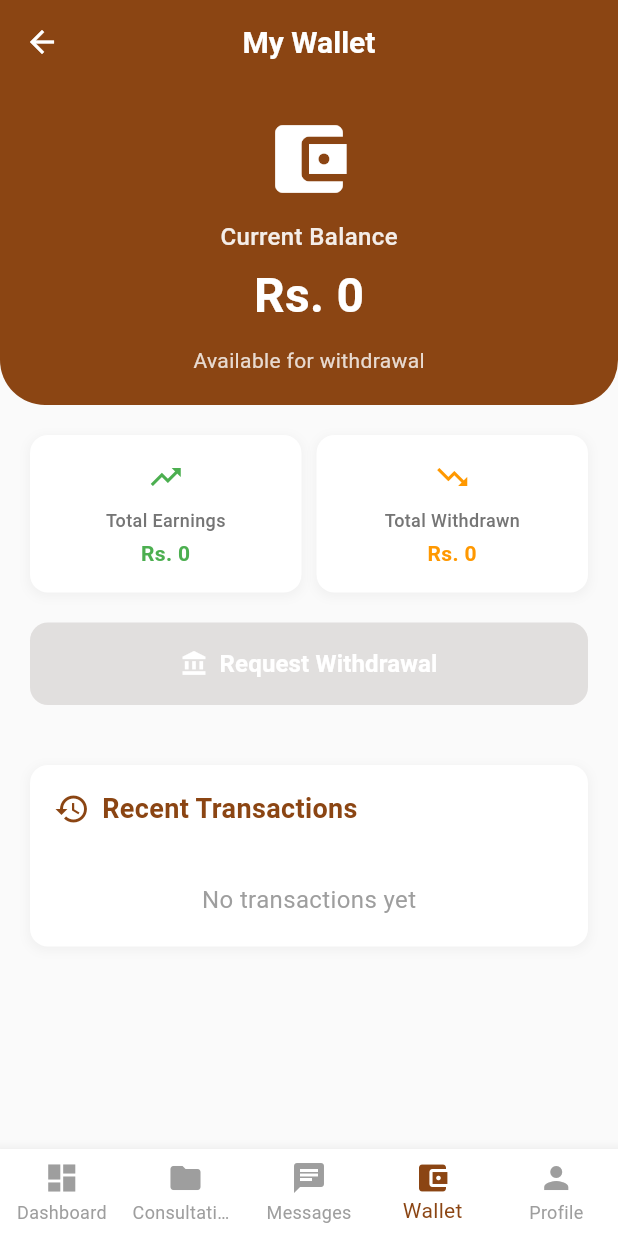
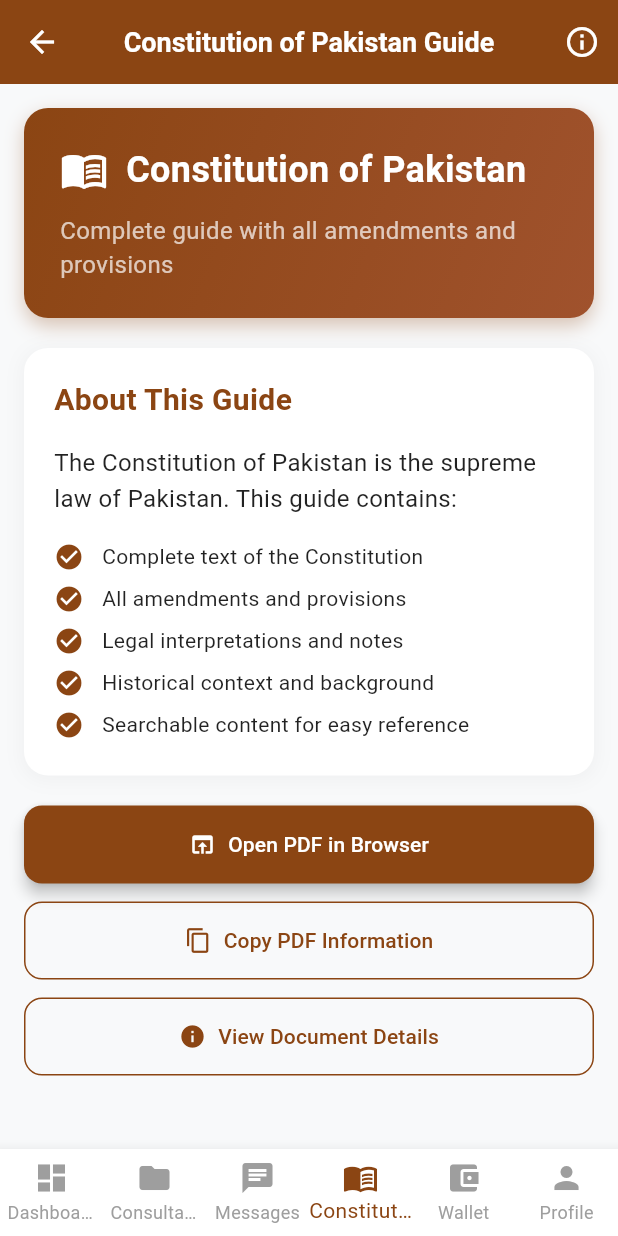
Before and after one commit to DeveloperSarim/ServirPak, a Flutter app: the LawyerDashboard screen opened directly, item 4 of the bottom bar chosen, on a phone screen of 412 x 824 dp. Run offline on Flutter 3.47's test engine with Material 3 defaults, Android fonts, the phone set to English and light mode, and no system bars; our stand-ins replace cloud_firestore, file_picker, firebase_auth, firebase_core, google_generative_ai, image_picker and 1 more; missing offline and left inert: mailer; accounts and stored records are empty.

Commit message:
constitiution of pakistan

```diff
--- /dev/null
+++ b/lib/screens/lawyer/constitution_guide_screen.dart
@@ -0,0 +1,587 @@
+import 'package:flutter/material.dart';
+import 'package:flutter/services.dart';
+import 'package:url_launcher/url_launcher.dart';
+
+class ConstitutionGuideScreen extends StatefulWidget {
+  const ConstitutionGuideScreen({super.key});
+
+  @override
+  State<ConstitutionGuideScreen> createState() =>
+      _ConstitutionGuideScreenState();
+}
+
+class _ConstitutionGuideScreenState extends State<ConstitutionGuideScreen> {
+  bool _isLoading = false;
+  bool _showPdfPreview = false;
+
+  @override
+  Widget build(BuildContext context) {
+    return Scaffold(
+      backgroundColor: const Color(0xFFF8F9FA),
+      appBar: _buildAppBar(),
+      body: _showPdfPreview ? _buildPdfPreview() : _buildBody(),
+    );
+  }
+
+  PreferredSizeWidget _buildAppBar() {
+    return AppBar(
+      title: const Text(
+        'Constitution of Pakistan Guide',
+        style: TextStyle(
+          fontSize: 18,
+          fontWeight: FontWeight.bold,
+          color: Colors.white,
+        ),
+      ),
+      backgroundColor: const Color(0xFF8B4513),
+      elevation: 0,
+      leading: IconButton(
+        onPressed: () => Navigator.pop(context),
+        icon: const Icon(Icons.arrow_back, color: Colors.white),
+      ),
+      actions: [
+        IconButton(
+          onPressed: _showPdfInfo,
+          icon: const Icon(Icons.info_outline, color: Colors.white),
+          tooltip: 'PDF Information',
+        ),
+      ],
+    );
+  }
+
+  Widget _buildBody() {
+    return Padding(
+      padding: const EdgeInsets.all(16),
+      child: Column(
+        crossAxisAlignment: CrossAxisAlignment.start,
+        children: [
+          _buildHeaderCard(),
+          const SizedBox(height: 20),
+          _buildContentCard(),
+          const SizedBox(height: 20),
+          _buildActionButtons(),
+        ],
+      ),
+    );
+  }
+
+  Widget _buildHeaderCard() {
+    return Container(
+      width: double.infinity,
+      padding: const EdgeInsets.all(24),
+      decoration: BoxDecoration(
+        gradient: const LinearGradient(
+          colors: [Color(0xFF8B4513), Color(0xFFA0522D)],
+          begin: Alignment.topLeft,
+          end: Alignment.bottomRight,
+        ),
+        borderRadius: BorderRadius.circular(16),
+        boxShadow: [
+          BoxShadow(
+            color: const Color(0xFF8B4513).withOpacity(0.3),
+            blurRadius: 10,
+            offset: const Offset(0, 5),
+          ),
+        ],
+      ),
+      child: Column(
+        crossAxisAlignment: CrossAxisAlignment.start,
+        children: [
+          Row(
+            children: [
+              const Icon(Icons.menu_book, color: Colors.white, size: 32),
+              const SizedBox(width: 12),
+              const Expanded(
+                child: Text(
+                  'Constitution of Pakistan',
+                  style: TextStyle(
+                    fontSize: 24,
+                    fontWeight: FontWeight.bold,
+                    color: Colors.white,
+                  ),
+                ),
+              ),
+            ],
+          ),
+          const SizedBox(height: 12),
+          const Text(
+            'Complete guide with all amendments and provisions',
+            style: TextStyle(fontSize: 16, color: Colors.white70),
+          ),
+        ],
+      ),
+    );
+  }
+
+  Widget _buildContentCard() {
+    return Container(
+      width: double.infinity,
+      padding: const EdgeInsets.all(20),
+      decoration: BoxDecoration(
+        color: Colors.white,
+        borderRadius: BorderRadius.circular(16),
+        boxShadow: [
+          BoxShadow(
+            color: Colors.grey.withOpacity(0.1),
+            spreadRadius: 1,
+            blurRadius: 10,
+            offset: const Offset(0, 2),
+          ),
+        ],
+      ),
+      child: Column(
+        crossAxisAlignment: CrossAxisAlignment.start,
+        children: [
+          const Text(
+            'About This Guide',
+            style: TextStyle(
+              fontSize: 20,
+              fontWeight: FontWeight.bold,
+              color: Color(0xFF8B4513),
+            ),
+          ),
+          const SizedBox(height: 16),
+          const Text(
+            'The Constitution of Pakistan is the supreme law of Pakistan. This guide contains:',
+            style: TextStyle(fontSize: 16, color: Colors.black87, height: 1.5),
+          ),
+          const SizedBox(height: 12),
+          _buildFeatureItem('Complete text of the Constitution'),
+          _buildFeatureItem('All amendments and provisions'),
+          _buildFeatureItem('Legal interpretations and notes'),
+          _buildFeatureItem('Historical context and background'),
+          _buildFeatureItem('Searchable content for easy reference'),
+        ],
+      ),
+    );
+  }
+
+  Widget _buildFeatureItem(String text) {
+    return Padding(
+      padding: const EdgeInsets.symmetric(vertical: 4),
+      child: Row(
+        children: [
+          const Icon(Icons.check_circle, color: Color(0xFF8B4513), size: 20),
+          const SizedBox(width: 12),
+          Expanded(
+            child: Text(
+              text,
+              style: const TextStyle(fontSize: 14, color: Colors.black87),
+            ),
+          ),
+        ],
+      ),
+    );
+  }
+
+  Widget _buildPdfPreview() {
+    return Column(
+      children: [
+        // PDF Preview Header
+        Container(
+          width: double.infinity,
+          padding: const EdgeInsets.all(16),
+          decoration: const BoxDecoration(
+            color: Color(0xFF8B4513),
+            boxShadow: [
+              BoxShadow(
+                color: Colors.grey,
+                spreadRadius: 1,
+                blurRadius: 4,
+                offset: Offset(0, 2),
+              ),
+            ],
+          ),
+          child: Row(
+            children: [
+              IconButton(
+                onPressed: () {
+                  setState(() {
+                    _showPdfPreview = false;
+                  });
+                },
+                icon: const Icon(Icons.arrow_back, color: Colors.white),
+              ),
+              const SizedBox(width: 8),
+              const Icon(Icons.picture_as_pdf, color: Colors.white, size: 24),
+              const SizedBox(width: 12),
+              const Expanded(
+                child: Text(
+                  'Constitution of Pakistan - PDF Preview',
+                  style: TextStyle(
+                    fontSize: 18,
+                    fontWeight: FontWeight.bold,
+                    color: Colors.white,
+                  ),
+                ),
+              ),
+              IconButton(
+                onPressed: _refreshPdf,
+                icon: const Icon(Icons.refresh, color: Colors.white),
+                tooltip: 'Refresh PDF',
+              ),
+            ],
+          ),
+        ),
+        // PDF Content
+        Expanded(
+          child: SingleChildScrollView(
+            padding: const EdgeInsets.all(16),
+            child: _buildConstitutionContent(),
+          ),
+        ),
+      ],
+    );
+  }
+
+  Widget _buildConstitutionContent() {
+    return Container(
+      width: double.infinity,
+      decoration: BoxDecoration(
+        color: Colors.white,
+        borderRadius: BorderRadius.circular(12),
+        boxShadow: [
+          BoxShadow(
+            color: Colors.grey.withOpacity(0.1),
+            spreadRadius: 1,
+            blurRadius: 10,
+            offset: const Offset(0, 2),
+          ),
+        ],
+      ),
+      child: Column(
+        crossAxisAlignment: CrossAxisAlignment.start,
+        children: [
+          // Header
+          Container(
+            width: double.infinity,
+            padding: const EdgeInsets.all(20),
+            decoration: const BoxDecoration(
+              color: Color(0xFF8B4513),
+              borderRadius: BorderRadius.only(
+                topLeft: Radius.circular(12),
+                topRight: Radius.circular(12),
+              ),
+            ),
+            child: const Text(
+              'Constitution of Pakistan - Complete Guide',
+              style: TextStyle(
+                fontSize: 20,
+                fontWeight: FontWeight.bold,
+                color: Colors.white,
+              ),
+              textAlign: TextAlign.center,
+            ),
+          ),
+          // Content
+          Padding(
+            padding: const EdgeInsets.all(20),
+            child: Column(
+              crossAxisAlignment: CrossAxisAlignment.start,
+              children: [
+                _buildConstitutionSection(
+                  'Preamble',
+                  'Whereas sovereignty over the entire Universe belongs to Almighty Allah alone, and the authority to be exercised by the people of Pakistan within the limits prescribed by Him is a sacred trust...',
+                ),
+                _buildConstitutionSection(
+                  'Part I - Introductory',
+                  'Article 1: Pakistan shall be a Federal Republic to be known as the Islamic Republic of Pakistan.\n\nArticle 2: Islam shall be the State religion of Pakistan.',
+                ),
+                _buildConstitutionSection(
+                  'Part II - Fundamental Rights and Principles of Policy',
+                  'Article 8: Any law, or any custom or usage having the force of law, in so far as it is inconsistent with the rights conferred by this Chapter, shall, to the extent of such inconsistency, be void.',
+                ),
+                _buildConstitutionSection(
+                  'Part III - The Federation of Pakistan',
+                  'Article 41: There shall be a President of Pakistan who shall be the Head of State and shall represent the unity of the Republic.',
+                ),
+                _buildConstitutionSection(
+                  'Part IV - Provinces',
+                  'Article 101: There shall be a Governor for each Province, who shall be appointed by the President in his discretion.',
+                ),
+                _buildConstitutionSection(
+                  'Part V - Relations between Federation and Provinces',
+                  'Article 141: Any law, or any custom or usage having the force of law, in so far as it is inconsistent with the rights conferred by this Chapter, shall, to the extent of such inconsistency, be void.',
+                ),
+                _buildConstitutionSection(
+                  'Part VI - Finance, Property, Contracts and Suits',
+                  'Article 160: Within six months of the commencing day and thereafter at intervals not exceeding five years, the President shall constitute a National Finance Commission.',
+                ),
+                _buildConstitutionSection(
+                  'Part VII - The Judicature',
+                  'Article 175: There shall be a Supreme Court of Pakistan, a High Court for each Province and such other courts as may be established by law.',
+                ),
+                _buildConstitutionSection(
+                  'Part VIII - Elections',
+                  'Article 222: Subject to the Constitution, Parliament may by law provide for the conduct of elections and matters connected therewith.',
+                ),
+                _buildConstitutionSection(
+                  'Part IX - Islamic Provisions',
+                  'Article 227: All existing laws shall be brought in conformity with the Injunctions of Islam as laid down in the Holy Quran and Sunnah.',
+                ),
+                _buildConstitutionSection(
+                  'Part X - Emergency Provisions',
+                  'Article 232: If the President is satisfied that a grave emergency exists in which Pakistan or any part thereof is threatened by war or external aggression, or by internal disturbance beyond the power of a Provincial Government to control.',
+                ),
+                _buildConstitutionSection(
+                  'Part XI - Amendment of Constitution',
+                  'Article 238: Subject to this Part, the Constitution may be amended by Act of Parliament.',
+                ),
+                _buildConstitutionSection(
+                  'Part XII - Miscellaneous',
+                  'Article 240: Subject to the Constitution, the Federal Government may, by Order, provide for the government and administration of any area in the Federation not included in any Province.',
+                ),
+              ],
+            ),
+          ),
+        ],
+      ),
+    );
+  }
+
+  Widget _buildConstitutionSection(String title, String content) {
+    return Container(
+      margin: const EdgeInsets.only(bottom: 20),
+      padding: const EdgeInsets.all(16),
+      decoration: BoxDecoration(
+        color: Colors.grey.shade50,
+        borderRadius: BorderRadius.circular(8),
+        border: Border.all(color: Colors.grey.shade200),
+      ),
+      child: Column(
+        crossAxisAlignment: CrossAxisAlignment.start,
+        children: [
+          Text(
+            title,
+            style: const TextStyle(
+              fontSize: 18,
+              fontWeight: FontWeight.bold,
+              color: Color(0xFF8B4513),
+            ),
+          ),
+          const SizedBox(height: 12),
+          Text(
+            content,
+            style: const TextStyle(
+              fontSize: 14,
+              color: Colors.black87,
+              height: 1.5,
+            ),
+          ),
+        ],
+      ),
+    );
+  }
+
+  Widget _buildActionButtons() {
+    return Column(
+      children: [
+        SizedBox(
+          width: double.infinity,
+          child: ElevatedButton.icon(
+            onPressed: _showPdfPreview ? _loadPdfInWebView : _openPdfInBrowser,
+            icon: Icon(
+              _showPdfPreview ? Icons.visibility : Icons.open_in_browser,
+            ),
+            label: Text(
+              _showPdfPreview ? 'Preview PDF' : 'Open PDF in Browser',
+            ),
+            style: ElevatedButton.styleFrom(
+              backgroundColor: const Color(0xFF8B4513),
+              foregroundColor: Colors.white,
+              padding: const EdgeInsets.symmetric(vertical: 16),
+              shape: RoundedRectangleBorder(
+                borderRadius: BorderRadius.circular(12),
+              ),
+            ),
+          ),
+        ),
+        const SizedBox(height: 12),
+        SizedBox(
+          width: double.infinity,
+          child: OutlinedButton.icon(
+            onPressed: _copyPdfInfo,
+            icon: const Icon(Icons.copy),
+            label: const Text('Copy PDF Information'),
+            style: OutlinedButton.styleFrom(
+              foregroundColor: const Color(0xFF8B4513),
+              side: const BorderSide(color: Color(0xFF8B4513)),
+              padding: const EdgeInsets.symmetric(vertical: 16),
+              shape: RoundedRectangleBorder(
+                borderRadius: BorderRadius.circular(12),
+              ),
+            ),
+          ),
+        ),
+        const SizedBox(height: 12),
+        SizedBox(
+          width: double.infinity,
+          child: OutlinedButton.icon(
+            onPressed: _showPdfInfo,
+            icon: const Icon(Icons.info),
+            label: const Text('View Document Details'),
+            style: OutlinedButton.styleFrom(
+              foregroundColor: const Color(0xFF8B4513),
+              side: const BorderSide(color: Color(0xFF8B4513)),
+              padding: const EdgeInsets.symmetric(vertical: 16),
+              shape: RoundedRectangleBorder(
+                borderRadius: BorderRadius.circular(12),
+              ),
+            ),
+          ),
+        ),
+      ],
+    );
+  }
+
+  void _loadPdfInWebView() async {
+    setState(() {
+      _isLoading = true;
+    });
+
+    try {
+      // Simulate loading delay
+      await Future.delayed(const Duration(seconds: 1));
+
+      setState(() {
+        _showPdfPreview = true;
+        _isLoading = false;
+      });
+    } catch (e) {
+      if (mounted) {
+        ScaffoldMessenger.of(context).showSnackBar(
+          SnackBar(
+            content: Text('Error loading PDF: ${e.toString()}'),
+            backgroundColor: Colors.red,
+          ),
+        );
+      }
+    } finally {
+      setState(() {
+        _isLoading = false;
+      });
+    }
+  }
+
+  void _refreshPdf() {
+    _loadPdfInWebView();
+  }
+
+  void _openPdfInBrowser() async {
+    setState(() {
+      _isLoading = true;
+    });
+
+    try {
+      // For web, we'll show a message to download the PDF
+      if (mounted) {
+        ScaffoldMessenger.of(context).showSnackBar(
+          const SnackBar(
+            content: Text('PDF will be downloaded to your device'),
+            backgroundColor: Color(0xFF8B4513),
+          ),
+        );
+      }
+    } catch (e) {
+      if (mounted) {
+        ScaffoldMessenger.of(context).showSnackBar(
+          SnackBar(
+            content: Text('Error: ${e.toString()}'),
+            backgroundColor: Colors.red,
+          ),
+        );
+      }
+    } finally {
+      setState(() {
+        _isLoading = false;
+      });
+    }
+  }
+
+  void _copyPdfInfo() {
+    const pdfInfo = '''Constitution of Pakistan Guide
+Complete PDF Document
+File: guide.pdf
+Format: Portable Document Format
+Content: Complete Constitution with amendments
+Access: Available in app assets''';
+
+    Clipboard.setData(const ClipboardData(text: pdfInfo));
+
+    ScaffoldMessenger.of(context).showSnackBar(
+      const SnackBar(
+        content: Text('PDF information copied to clipboard'),
+        backgroundColor: Color(0xFF8B4513),
+      ),
+    );
+  }
+
+  void _showPdfInfo() {
+    showDialog(
+      context: context,
+      builder: (context) => AlertDialog(
+        title: const Text(
+          'Constitution of Pakistan Guide',
+          style: TextStyle(
+            fontSize: 18,
+            fontWeight: FontWeight.bold,
+            color: Color(0xFF8B4513),
+          ),
+        ),
+        content: const Column(
+          mainAxisSize: MainAxisSize.min,
+          crossAxisAlignment: CrossAxisAlignment.start,
+          children: [
+            Text(
+              'This guide contains the complete Constitution of Pakistan with all amendments and provisions.',
+              style: TextStyle(fontSize: 14),
+            ),
+            SizedBox(height: 16),
+            _InfoRow(label: 'Document Type', value: 'PDF Guide'),
+            _InfoRow(label: 'Content', value: 'Complete Constitution'),
+            _InfoRow(label: 'Format', value: 'Portable Document Format'),
+            _InfoRow(label: 'Access', value: 'Available in App'),
+            _InfoRow(label: 'Status', value: 'Ready to View'),
+          ],
+        ),
+        actions: [
+          TextButton(
+            onPressed: () => Navigator.pop(context),
+            child: const Text(
+              'Close',
+              style: TextStyle(color: Color(0xFF8B4513)),
+            ),
+          ),
+        ],
+      ),
+    );
+  }
+}
+
+class _InfoRow extends StatelessWidget {
+  final String label;
+  final String value;
+
+  const _InfoRow({required this.label, required this.value});
+
+  @override
+  Widget build(BuildContext context) {
+    return Padding(
+      padding: const EdgeInsets.symmetric(vertical: 4),
+      child: Row(
+        mainAxisAlignment: MainAxisAlignment.spaceBetween,
+        children: [
+          Text(
+            label,
+            style: const TextStyle(
+              fontSize: 14,
+              fontWeight: FontWeight.w600,
+              color: Colors.black87,
+            ),
+          ),
+          Text(value, style: const TextStyle(fontSize: 14, color: Colors.grey)),
+        ],
+      ),
+    );
+  }
+}
--- a/lib/screens/lawyer/lawyer_dashboard.dart
+++ b/lib/screens/lawyer/lawyer_dashboard.dart
@@ -14,6 +14,7 @@ import '../../utils/responsive_helper.dart';
 import '../../services/demo_data_service.dart';
 import 'lawyer_profile_management_screen.dart';
 import 'lawyer_wallet_screen.dart';
+import 'constitution_guide_screen.dart';
 
 class LawyerDashboard extends StatefulWidget {
   const LawyerDashboard({super.key});
@@ -113,6 +114,10 @@ class _LawyerDashboardState extends State<LawyerDashboard> {
           ),
           BottomNavigationBarItem(icon: Icon(Icons.chat), label: 'Messages'),
           BottomNavigationBarItem(
+            icon: Icon(Icons.menu_book),
+            label: 'Constitution',
+          ),
+          BottomNavigationBarItem(
             icon: Icon(Icons.account_balance_wallet),
             label: 'Wallet',
           ),
@@ -138,12 +143,14 @@ class _LawyerDashboardState extends State<LawyerDashboard> {
           ),
         );
       case 3:
+        return const ConstitutionGuideScreen();
+      case 4:
         return LawyerWalletScreen(
           lawyerId: _currentLawyer?.id ?? '',
           lawyerName: _currentLawyer?.name ?? '',
           lawyerEmail: _currentLawyer?.email ?? '',
         );
-      case 4:
+      case 5:
         return _buildProfile();
       default:
         return _buildMainDashboard();
--- a/pubspec.yaml
+++ b/pubspec.yaml
@@ -77,6 +77,7 @@ flutter:
   assets:
     - assets/App Icon.png
     - assets/Constitution.txt
+    - assets/guide.pdf
 
   # An image asset can refer to one or more resolution-specific "variants", see
   # https://flutter.dev/to/resolution-aware-images
```
Also changed, not shown: 1 other file.
